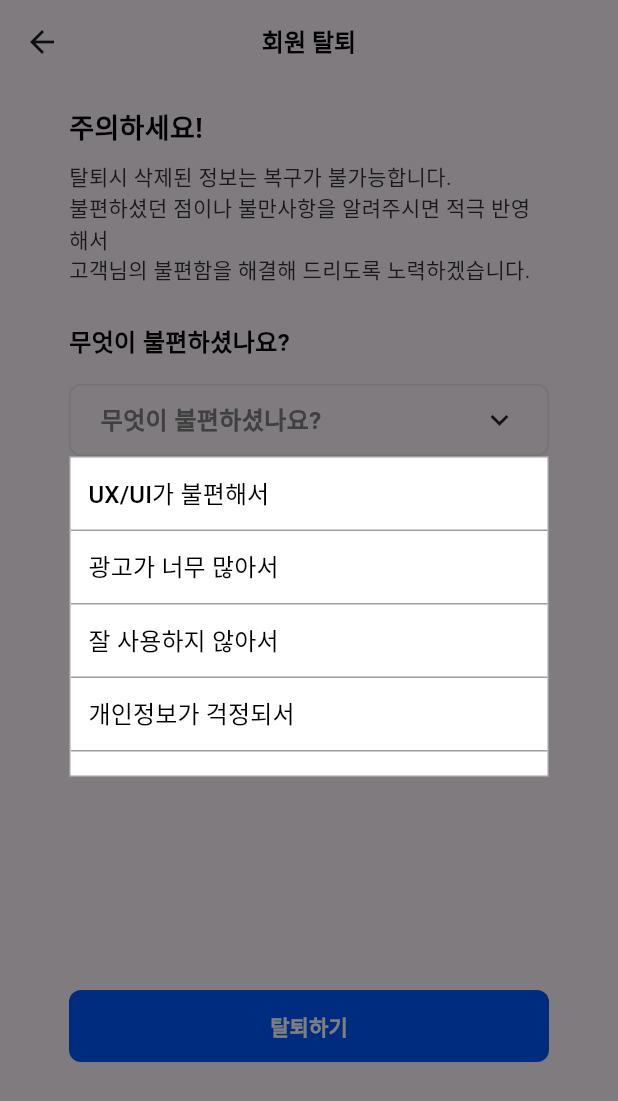
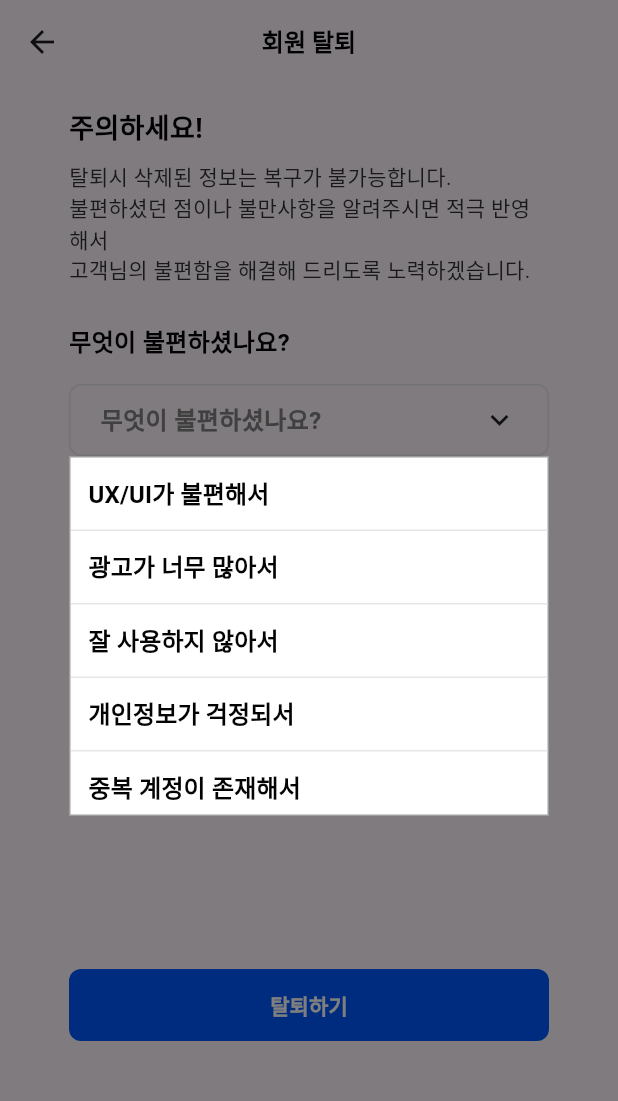
Before and after one commit to 9weeks-app-web/Team-6, a Flutter app: the MyInfoDeleteAccountPage screen opened by its route, after a tap on "무엇이 불편하셨나요?", on a phone screen of 412 x 824 dp. Shown: the top 1101 px of the screen. Run offline on Flutter 3.47's test engine with Material 3 defaults, Android fonts, the light colour scheme and no system bars; our stand-ins replace equatable, flutter_riverpod, flutter_svg, fluttertoast, go_router, supabase_flutter; accounts and stored records are empty; Roboto replaces fonts that are missing (Pretendard).

Commit message:
modify dropdownwidget

```diff
--- a/lib/view/pages/my_pages/my_page.dart
+++ b/lib/view/pages/my_pages/my_page.dart
@@ -11,12 +11,11 @@ import 'package:flutter_app/view/pages/my_pages/my_portfolio_page.dart';
 import 'package:flutter_app/view/widgets/my_page_widgets/my_profile_content_widget.dart';
 import 'package:flutter_app/view/widgets/my_page_widgets/my_profile_widget.dart';
 import 'package:flutter_app/viewmodel/my_page_viewmodel/my_page_notifier.dart';
-import 'package:flutter_app/viewmodel/my_page_viewmodel/my_page_state.dart';
 
 class MyPage extends ConsumerWidget {
   MyPage({super.key});
 
-  PageController pageController = PageController(initialPage: 0);
+  final PageController pageController = PageController(initialPage: 0);
   @override
   Widget build(BuildContext context, WidgetRef ref) {
     return Scaffold(
@@ -30,7 +29,7 @@ class MyPage extends ConsumerWidget {
             child: Padding(
               padding: const EdgeInsets.symmetric(horizontal: 20.0),
               child: SizedBox(
-                width: MediaQuery.of(context).size.width * 1.25,
+                width: 500,
                 child: Row(
                   mainAxisAlignment: MainAxisAlignment.spaceAround,
                   children: [
--- a/lib/view/widgets/common_widgets/custom_drop_down_widget.dart
+++ b/lib/view/widgets/common_widgets/custom_drop_down_widget.dart
@@ -67,9 +67,7 @@ class _CustomDropdownButtonState extends State<CustomDropdownButton> {
             child: Material(
               color: Colors.white,
               child: Container(
-                height: (22.0 * widget.items.length) +
-                    (21 * (widget.items.length - 1)) +
-                    20,
+                height: (48.0 * widget.items.length),
                 decoration: BoxDecoration(
                   border: Border.all(color: Colors.grey),
                 ),
@@ -87,19 +85,17 @@ class _CustomDropdownButtonState extends State<CustomDropdownButton> {
                       },
                       child: Align(
                         alignment: Alignment.centerLeft,
-                        child: Text(
-                          widget.items.elementAt(index),
-                          style: const TextStyle(
-                            fontSize: 16,
-                            color: Colors.black,
-                          ),
-                        ),
+                        child: Text(widget.items.elementAt(index),
+                            style: DesignTextStyle(
+                                    color: DesignColor.Neutral,
+                                    style: DesignStyle.Body_SemiBold)
+                                .textStyle),
                       ),
                     );
                   },
                   separatorBuilder: (context, index) {
-                    return const Divider(
-                      color: Colors.grey,
+                    return Divider(
+                      color: DesignColor.Neutral.shade10,
                       height: 1,
                     );
                   },
--- a/lib/view/widgets/my_page_widgets/my_info_delete_account_content_widget.dart
+++ b/lib/view/widgets/my_page_widgets/my_info_delete_account_content_widget.dart
@@ -106,10 +106,10 @@ class _MyInfoDeleteAccountContentWidgetState
           fieldName: '비밀번호 입력',
         ),
         const SizedBox(
-          height: 200,
+          height: 190,
         ),
         Padding(
-          padding: const EdgeInsets.symmetric(vertical: 25.0),
+          padding: const EdgeInsets.symmetric(vertical: 21.0),
           child: SizedBox(
             width: 320,
             height: 48,
```
Also changed, not shown: lib/view/app_wrapper.dart (+14 -9 lines).
